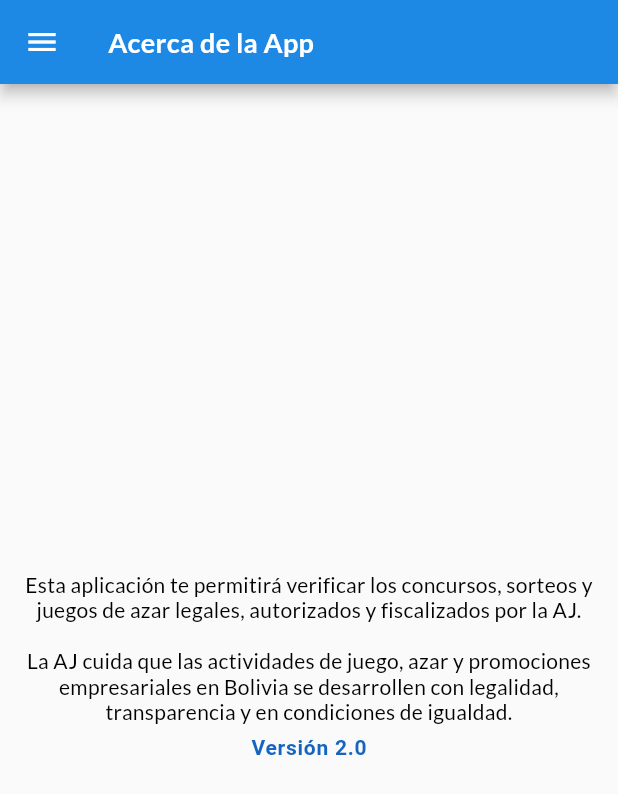
After one commit to aquispe2/ajmovilnullsafety, a Flutter app: the AcercaAppView screen opened directly, on a phone screen of 412 x 824 dp. The commit adds this screen. Shown: the top 794 px of the screen. Run offline on Flutter 3.47's test engine with Material 2 defaults, Android fonts, the phone set to English and light mode, and no system bars; our stand-ins replace get, google_fonts, open_file, validators; Roboto replaces fonts that are missing (Imprima).

Commit message:
cosas de la vida

```diff
--- a/lib/main.dart
+++ b/lib/main.dart
@@ -3,6 +3,7 @@ import 'package:get/get_navigation/src/root/get_material_app.dart';
 import 'package:movilaj/src/promocion-empresarial/controllers/PromocionEmpresarialController.dart';
 import 'package:movilaj/src/promocion-empresarial/views/ListaPe_view.dart';
 import 'package:movilaj/src/promocion-empresarial/views/PromocionEmpresarialDetalle_view.dart';
+import 'package:movilaj/src/promocion-empresarial/views/buscaPe_view.dart';
 import 'package:movilaj/src/utils/apis.dart' as api;
 import 'package:movilaj/src/utils/colores.dart' as colores;
 import 'package:get/get.dart';
@@ -45,8 +46,8 @@ class _MyAppState extends State<MyApp> {
           GetPage(
               name: 'promociones_empresariales_detalle',
               page: () => PromocionEmpresarialDetalleView()),
-          /*GetPage(name: 'busca_promociones', page: () => BuscaPeView()),
-          GetPage(name: 'juegos_loteria', page: () => JuegosLoteriaView()),
+          GetPage(name: 'busca_promociones', page: () => BuscaPeView()),
+          /*GetPage(name: 'juegos_loteria', page: () => JuegosLoteriaView()),
           GetPage(name: 'juegos_azar', page: () => JuegosAzarView()),
           GetPage(name: 'busca_casos', page: () => BuscaCasosView()),
           GetPage(name: 'caso_detalle', page: () => CasoDetalleView()),
--- /dev/null
+++ b/lib/src/informate/controllers/normativa_controller.dart
@@ -0,0 +1,29 @@
+import 'package:get/get.dart';
+import 'package:movilaj/src/informate/models/normativa_model.dart';
+import 'package:movilaj/src/informate/services/normativa_service.dart';
+
+class NormativaController extends GetxController {
+  final _normativaService = new NormativaService();
+
+  // PARA NORMATIVAS
+  var lstNormativa = new List<NormativaModel>.empty().obs;
+  var descargandoNormativa = false.obs;
+  // ==================================
+
+  // PARA VERSION DE AKP
+  var versionNueva = "".toString().obs;
+  // =================================
+
+  void cargarNormativas() async {
+    descargandoNormativa.value = true;
+
+    lstNormativa.value = await _normativaService.obtenerNormativa();
+
+    descargandoNormativa.value = false;
+  }
+
+  void verificarVersion() async {
+    final version = await _normativaService.verificarVersion();
+    versionNueva.value = version;
+  }
+}
--- /dev/null
+++ b/lib/src/informate/models/normativa_model.dart
@@ -0,0 +1,68 @@
+// To parse this JSON data, do
+//
+//     final normativaModel = normativaModelFromJson(jsonString);
+
+import 'dart:convert';
+
+NormativaModel normativaModelFromJson(String str) =>
+    NormativaModel.fromJson(json.decode(str));
+
+String normativaModelToJson(NormativaModel data) => json.encode(data.toJson());
+
+class NormativaModel {
+  NormativaModel({this.normativa = "", this.lstNormativa});
+
+  String normativa;
+  List<LstNormativa>? lstNormativa;
+
+  factory NormativaModel.fromJson(Map<String, dynamic> json) => NormativaModel(
+        normativa: json["Normativa"],
+        lstNormativa: List<LstNormativa>.from(
+            json["lstNormativa"].map((x) => LstNormativa.fromJson(x))),
+      );
+
+  Map<String, dynamic> toJson() => {
+        "Normativa": normativa,
+        "lstNormativa":
+            List<dynamic>.from(lstNormativa!.map((x) => x.toJson())),
+      };
+
+  factory NormativaModel.parse(NormativaModel? objNormativa) => NormativaModel(
+        normativa: objNormativa != null ? objNormativa.normativa : "",
+        lstNormativa: objNormativa != null
+            ? objNormativa.lstNormativa
+            : List<LstNormativa>.empty(),
+      );
+}
+
+class LstNormativa {
+  LstNormativa({
+    this.nombre = "",
+    this.descripcion = "",
+    this.fechaEmision = DateTime.april,
+    this.urlArchivo = "",
+    this.gestion = 0,
+  });
+
+  String nombre;
+  String descripcion;
+  var fechaEmision;
+  String urlArchivo;
+  int gestion;
+
+  factory LstNormativa.fromJson(Map<String, dynamic> json) => LstNormativa(
+        nombre: json["Nombre"],
+        descripcion: json["Descripcion"],
+        fechaEmision: DateTime.parse(json["FechaEmision"]),
+        urlArchivo: json["UrlArchivo"],
+        gestion: json["Gestion"],
+      );
+
+  Map<String, dynamic> toJson() => {
+        "Nombre": nombre,
+        "Descripcion": descripcion,
+        "FechaEmision": fechaEmision.toIso8601String(),
+        "UrlArchivo": urlArchivo,
+        "Gestion": gestion,
+      };
+}
--- /dev/null
+++ b/lib/src/informate/views/acercaApp_view.dart
@@ -0,0 +1,59 @@
+import 'package:movilaj/src/widgets/circleLogo_widget.dart';
+import 'package:flutter/material.dart';
+
+import '../../views/menu_principal_view.dart';
+import 'package:movilaj/src/utils/variables.dart' as variables;
+import 'package:movilaj/src/utils/apis.dart' as api;
+import 'package:movilaj/src/utils/estilos.dart' as estiloTexto;
+
+class AcercaAppView extends StatefulWidget {
+  @override
+  _AcercaAppViewState createState() => _AcercaAppViewState();
+}
+
+class _AcercaAppViewState extends State<AcercaAppView> {
+  @override
+  Widget build(BuildContext context) {
+    return Scaffold(
+      appBar: AppBar(
+        title: Text(
+          variables.ACERCA_APP,
+          style: estiloTexto.estiloTextoBar,
+        ),
+      ),
+      drawer: MenuPrincipal(),
+      body: Center(
+        child: Column(
+          mainAxisAlignment: MainAxisAlignment.center,
+          children: <Widget>[
+            /*Container(
+              padding: EdgeInsets.all(20),
+              width: double.infinity,
+              height: 200,
+              child: CircleLogoWidget(),
+            ),*/
+            /*Text(
+              "¿Quiénes somos y qué hacemos ?",
+              style: estiloTexto.estiloTitulo,
+            ),*/
+            SizedBox(
+              height: 7,
+            ),
+            Text(
+              "Esta aplicación te permitirá verificar los concursos, sorteos y juegos de azar legales, autorizados y fiscalizados por la AJ.\n\nLa AJ cuida que las actividades de juego, azar y promociones empresariales en Bolivia se desarrollen con legalidad, transparencia y en condiciones de igualdad.",
+              textAlign: TextAlign.center,
+              style: estiloTexto.estiloTexto14,
+            ),
+            SizedBox(
+              height: 7,
+            ),
+            Text(
+              'Versión ${api.VERSION_APP}',
+              style: estiloTexto.estiloTitulo,
+            )
+          ],
+        ),
+      ),
+    );
+  }
+}
--- a/lib/src/promocion-empresarial/models/lugarPremiacon_model.dart
+++ b/lib/src/promocion-empresarial/models/lugarPremiacon_model.dart
@@ -56,16 +56,16 @@ class LugarPremiacionModel {
         promocionEmpresarialId: json["promocionEmpresarialId"],
         personaId: json["personaId"],
         departamentoId: json["departamentoId"],
-        direccion: json["direccion"],
+        direccion: json["direccion"] ?? "",
         fechaEntrega: DateTime.parse(json["fechaEntrega"]),
         fechaEntregaInicio: json["fechaEntregaInicio"],
         fechaRegistro: json["fechaRegistro"],
         estadoId: json["estadoId"],
-        observacion: json["observacion"],
-        departamento: json["departamento"],
+        observacion: json["observacion"] ?? "",
+        departamento: json["departamento"] ?? "",
         tipoInicioPremiacionId: json["tipoInicioPremiacionID"],
         tipoInicioPremiacionDescripcion:
-            json["tipoInicioPremiacionDescripcion"],
+            json["tipoInicioPremiacionDescripcion"] ?? "",
         esAmpliado: json["esAmpliado"],
         fechaE: json["fechaE"],
         fechaEFin: json["fechaEFin"],
--- a/lib/src/promocion-empresarial/models/lugarSorteo_model.dart
+++ b/lib/src/promocion-empresarial/models/lugarSorteo_model.dart
@@ -51,23 +51,23 @@ class LugarSorteoModel {
 
   factory LugarSorteoModel.fromJson(Map<String, dynamic> json) =>
       LugarSorteoModel(
-        lugarSorteoId: json["lugarSorteoId"],
-        tramiteId: json["tramiteId"],
-        promocionEmpresarialId: json["promocionEmpresarialId"],
-        personaId: json["personaId"],
-        departamentoId: json["departamentoId"],
-        direccion: json["direccion"],
+        lugarSorteoId: json["lugarSorteoId"] ?? 0,
+        tramiteId: json["tramiteId"] ?? 0,
+        promocionEmpresarialId: json["promocionEmpresarialId"] ?? 0,
+        personaId: json["personaId"] ?? 0,
+        departamentoId: json["departamentoId"] ?? 0,
+        direccion: json["direccion"] ?? "",
         fechaSorteo: DateTime.parse(json["fechaSorteo"]),
         fechaSorteoFin: DateTime.parse(json["fechaSorteoFin"]),
         fechaRegistro: json["fechaRegistro"],
         estadoId: json["estadoId"],
-        observacion: json["observacion"],
+        observacion: json["observacion"] ?? "",
         esAmpliado: json["esAmpliado"],
-        departamento: json["departamento"],
-        fechaS: json["fechaS"],
-        fechaSFin: json["fechaSFin"],
-        tipoInicioSorteoId: json["tipoInicioSorteoID"],
-        tipoInicioSorteoDescripcion: json["tipoInicioSorteoDescripcion"],
+        departamento: json["departamento"] ?? "",
+        fechaS: json["fechaS"] ?? "",
+        fechaSFin: json["fechaSFin"] ?? "",
+        tipoInicioSorteoId: json["tipoInicioSorteoID"] ?? 0,
+        tipoInicioSorteoDescripcion: json["tipoInicioSorteoDescripcion"] ?? "",
       );
 
   Map<String, dynamic> toJson() => {
--- a/lib/src/promocion-empresarial/models/mecanicapremiacion_model.dart
+++ b/lib/src/promocion-empresarial/models/mecanicapremiacion_model.dart
@@ -51,23 +51,26 @@ class MecanicaPremiacionModel {
 
   factory MecanicaPremiacionModel.fromJson(Map<String, dynamic> json) =>
       MecanicaPremiacionModel(
-        mecanicaPremiacionId: json["mecanicaPremiacionId"],
-        promocionEmpresarialId: json["promocionEmpresarialId"],
-        tramiteId: json["tramiteId"],
-        tipoModalidadPremiacionId: json["tipoModalidadPremiacionId"],
-        tipoClasificacionId: json["tipoClasificacionId"],
-        tipoClasificacionDescripcion: json["tipoClasificacionDescripcion"],
-        tipoModalidadSorteoId: json["tipoModalidadSorteoId"],
-        tipoModalidadSorteoDescripcion: json["tipoModalidadSorteoDescripcion"],
-        tipoPremiacionDirectaId: json["tipoPremiacionDirectaId"],
+        mecanicaPremiacionId: json["mecanicaPremiacionId"] ?? 0,
+        promocionEmpresarialId: json["promocionEmpresarialId"] ?? 0,
+        tramiteId: json["tramiteId"] ?? 0,
+        tipoModalidadPremiacionId: json["tipoModalidadPremiacionId"] ?? 0,
+        tipoClasificacionId: json["tipoClasificacionId"] ?? 0,
+        tipoClasificacionDescripcion:
+            json["tipoClasificacionDescripcion"] ?? "",
+        tipoModalidadSorteoId: json["tipoModalidadSorteoId"] ?? 0,
+        tipoModalidadSorteoDescripcion:
+            json["tipoModalidadSorteoDescripcion"] ?? "",
+        tipoPremiacionDirectaId: json["tipoPremiacionDirectaId"] ?? 0,
         tipoPremiacionDirectaDescripcion:
-            json["tipoPremiacionDirectaDescripcion"],
-        mecanica: json["mecanica"],
+            json["tipoPremiacionDirectaDescripcion"] ?? "",
+        mecanica: json["mecanica"] ?? "",
         fechaRegistro: DateTime.parse(json["fechaRegistro"]),
         estadoId: json["estadoId"],
-        tipoModalidadAzarId: json["tipoModalidadAzarId"],
-        tipoModalidadAzarDescripcion: json["tipoModalidadAzarDescripcion"],
-        tipoPremiacionDirectaAzar: json["tipoPremiacionDirectaAzar"],
+        tipoModalidadAzarId: json["tipoModalidadAzarId"] ?? 0,
+        tipoModalidadAzarDescripcion:
+            json["tipoModalidadAzarDescripcion"] ?? "",
+        tipoPremiacionDirectaAzar: json["tipoPremiacionDirectaAzar"] ?? "",
       );
 
   Map<String, dynamic> toJson() => {
@@ -82,7 +85,7 @@ class MecanicaPremiacionModel {
         "tipoPremiacionDirectaId": tipoPremiacionDirectaId,
         "tipoPremiacionDirectaDescripcion": tipoPremiacionDirectaDescripcion,
         "mecanica": mecanica,
-        "fechaRegistro": fechaRegistro.toIso8601String(),
+        //"fechaRegistro": fechaRegistro.toIso8601String(),
         "estadoId": estadoId,
         "tipoModalidadAzarId": tipoModalidadAzarId,
         "tipoModalidadAzarDescripcion": tipoModalidadAzarDescripcion,
--- a/lib/src/promocion-empresarial/views/PromocionEmpresarialDetalle_view.dart
+++ b/lib/src/promocion-empresarial/views/PromocionEmpresarialDetalle_view.dart
@@ -193,6 +193,9 @@ class _BuscaPeDetalleState extends State<PromocionEmpresarialDetalleView> {
   }
 
   Widget _crearComoParticipar() {
+    print(promocionEmpresarialController.objMecanicaPremiacion
+        .toJson()
+        .toString());
     return Obx(() => (promocionEmpresarialController
                 .objMecanicaPremiacion.value.mecanica !=
             "")
--- a/lib/src/utils/apis.dart
+++ b/lib/src/utils/apis.dart
@@ -1,7 +1,7 @@
 //====PRODUDCION
 const API_NET = "https://siaj.aj.gob.bo:40101/api";
 const API_JAVA = "http://ajmovil.aj.gob.bo:50090/api/v1";
-//const SITIO_WEB = "https://siaj.aj.gob.bo:50070";
+const SITIO_WEB = "https://siaj.aj.gob.bo:50070";
 //const API_AJAYU = "http://192.168.2.121:50060/api";
 const API_AJAYU = "https://siaj.aj.gob.bo:50060/api"; // para produccion afuera
 const PATH_FILE = "adjuntos/open/file?filename=/home/srvadmpw/Adjuntos";
@@ -10,7 +10,7 @@ const SITIO_SIAJ = "https://siaj.aj.gob.bo:40085";
 
 //====PRUEBAS
 //const API_NET = "http://192.168.2.205:40090/api";
-const SITIO_WEB = "http://192.168.3.135:50070";
+//const SITIO_WEB = "http://192.168.3.135:50070";
 //const API_AJAYU = "http://192.168.3.135:50084/api";
 //const API_JAVA = "http://ajmovil.aj.gob.bo:50090/api/v1";
 //const PATH_FILE = "adjuntos/open/file?filename=/home/srvadmpw/Adjuntos/";
--- a/pubspec.yaml
+++ b/pubspec.yaml
@@ -34,6 +34,7 @@ dependencies:
   validators: ^3.0.0
   google_fonts: ^2.1.0
   intl: ^0.17.0
+  open_file: ^3.2.1
 
 dev_dependencies:
   flutter_test:
```
Also changed, not shown: lib/src/informate/services/normativa_service.dart (added, +27 -0 lines), lib/src/informate/views/avisos_view.dart (added, +37 -0 lines), lib/src/informate/views/normativa_view.dart (added, +172 -0 lines), lib/src/informate/views/nosotros_view.dart (added, +43 -0 lines), pubspec.lock, 2 other files.
